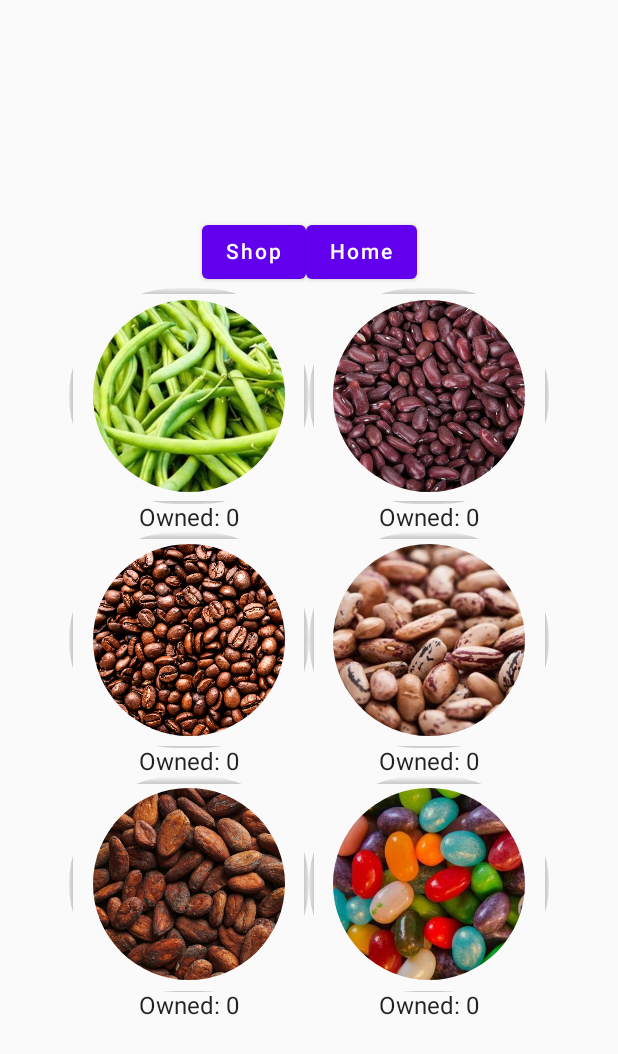
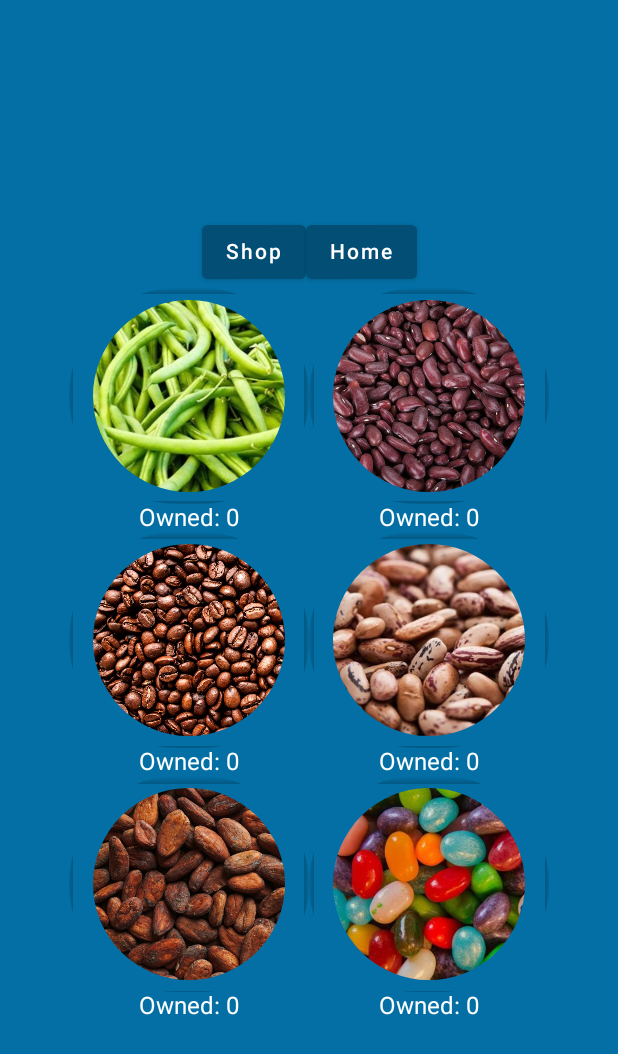
Before and after one commit to Mulhollandrl/Bean_Builder, an Android app built with Jetpack Compose: the screen it shows after launch (MainActivity), after a tap on "Shop", on a phone screen of 412 x 824 dp. Shown: the top 1054 px of the screen. Run offline under Robolectric (Android 15) with nearby library versions, the phone set to English and light mode, and no system bars; 1 other tap on this screen came first.

Commit message:
Beautified the app, and added some music.

```diff
--- a/app/src/main/java/com/mulholland/beanbuilder/MainActivity.kt
+++ b/app/src/main/java/com/mulholland/beanbuilder/MainActivity.kt
@@ -1,9 +1,11 @@
 package com.mulholland.beanbuilder
 
+import android.media.MediaPlayer
 import android.os.Bundle
 import androidx.activity.ComponentActivity
 import androidx.activity.compose.setContent
 import androidx.compose.foundation.Image
+import androidx.compose.foundation.background
 import androidx.compose.foundation.layout.*
 import androidx.compose.foundation.shape.CircleShape
 import androidx.compose.material.*
@@ -14,6 +16,7 @@ import androidx.compose.ui.Modifier
 import androidx.compose.ui.draw.clip
 import androidx.compose.ui.graphics.Color
 import androidx.compose.ui.layout.ContentScale
+import androidx.compose.ui.platform.LocalContext
 import androidx.compose.ui.res.painterResource
 import androidx.compose.ui.tooling.preview.Preview
 import androidx.compose.ui.unit.dp
@@ -36,7 +39,10 @@ class MainActivity : ComponentActivity() {
 
 @Composable
 fun BeanBuilder() {
+    var blueTheme by remember { mutableStateOf(true) }
     var showHome by remember { mutableStateOf(true) }
+
+    val shopPlayer = MediaPlayer.create(LocalContext.current, R.raw.shop)
 
     var beans : Long by rememberSaveable { mutableStateOf(0) }
 
@@ -47,64 +53,79 @@ fun BeanBuilder() {
     var chocolateBeans by rememberSaveable { mutableStateOf(0) }
     var jellyBeans by rememberSaveable { mutableStateOf(0) }
 
-    if (showHome) {
-        val updateAmount by remember { mutableStateOf((greenBeans) + (10 * kidneyBeans) + (100 * coffeeBeans) + (1000 * pintoBeans) + (10000 * chocolateBeans) + (100000 * jellyBeans))}
-
-        LaunchedEffect(key1 = true) {
+    LaunchedEffect(key1 = showHome) {
+        val updateAmount = (greenBeans) + (10 * kidneyBeans) + (100 * coffeeBeans) + (1000 * pintoBeans) + (10000 * chocolateBeans) + (100000 * jellyBeans)
         updateBeans {
             beans += updateAmount
         }
     }
 
+    BeanBuilderTheme(darkTheme = !blueTheme) {
+        if (showHome) {
             BeanScreen(
                 beanAmount = beans,
-            onContinueClicked = { showHome = false }
-        ) { beans += 1 }
+                onShopClicked = { showHome = false },
+                onThemeClicked = { blueTheme = !blueTheme},
+                onBeanIncrease = { beans += 1 }
+            )
         } else {
+            shopPlayer.start()
             Shop(
-            onContinueClicked = { showHome = true },
-            increaseGreenBeans = { fun increaseDecrease(){
-                if (beans > 10) {
+                onHomeClicked = { showHome = true },
+                increaseGreenBeans = {
+                    fun increaseDecrease() {
+                        if (beans >= 10) {
                             greenBeans += 1
                             beans -= 10
                         }
                     }
-                increaseDecrease() },
-            increaseKidneyBeans = { fun increaseDecrease(){
-                if (beans > 100) {
+                    increaseDecrease()
+                },
+                increaseKidneyBeans = {
+                    fun increaseDecrease() {
+                        if (beans >= 100) {
                             kidneyBeans += 1
                             beans -= 100
                         }
                     }
-                increaseDecrease() },
-            increaseCoffeeBeans = { fun increaseDecrease(){
-                if (beans > 1000) {
+                    increaseDecrease()
+                },
+                increaseCoffeeBeans = {
+                    fun increaseDecrease() {
+                        if (beans >= 1000) {
                             coffeeBeans += 1
                             beans -= 1000
                         }
                     }
-                increaseDecrease() },
-            increasePintoBeans = { fun increaseDecrease(){
-                if (beans > 10000) {
+                    increaseDecrease()
+                },
+                increasePintoBeans = {
+                    fun increaseDecrease() {
+                        if (beans >= 10000) {
                             pintoBeans += 1
                             beans -= 10000
                         }
                     }
-                increaseDecrease() },
-            increaseChocolateBeans = { fun increaseDecrease(){
-                if (beans > 100000) {
+                    increaseDecrease()
+                },
+                increaseChocolateBeans = {
+                    fun increaseDecrease() {
+                        if (beans >= 100000) {
                             chocolateBeans += 1
                             beans -= 100000
                         }
                     }
-                increaseDecrease() },
-            increaseJellyBeans = { fun increaseDecrease(){
-                if (beans > 1000000) {
+                    increaseDecrease()
+                },
+                increaseJellyBeans = {
+                    fun increaseDecrease() {
+                        if (beans >= 1000000) {
                             jellyBeans += 1
                             beans -= 1000000
                         }
                     }
-                increaseDecrease() },
+                    increaseDecrease()
+                },
                 greenBeans = greenBeans,
                 kidneyBeans = kidneyBeans,
                 coffeeBeans = coffeeBeans,
@@ -114,19 +135,35 @@ fun BeanBuilder() {
             )
         }
     }
+}
 
 @Composable
-fun BeanScreen(beanAmount: Long, onContinueClicked: () -> Unit, onBeanIncrease: () -> Unit) {
+fun BeanScreen(
+    beanAmount: Long, onShopClicked: () -> Unit,
+    onThemeClicked: () -> Unit,
+    onBeanIncrease: () -> Unit
+) {
+    Column(
+        horizontalAlignment = Alignment.CenterHorizontally,
+        modifier = Modifier.background(color = MaterialTheme.colors.secondary)
+    ) {
+        Button(onClick = onThemeClicked) {
+            Text(text = "Switch Theme")
+        }
+    }
+
     Column(
         horizontalAlignment = Alignment.CenterHorizontally,
         verticalArrangement = Arrangement.Center,
-        modifier = Modifier.fillMaxSize()
+        modifier = Modifier
+            .fillMaxSize()
+            .background(color = MaterialTheme.colors.secondary),
     ) {
         Row(
             verticalAlignment = Alignment.Top,
             horizontalArrangement = Arrangement.Center,
         ) {
-            Button(onClick = onContinueClicked) {
+            Button(onClick = onShopClicked) {
                 Text(text = "Shop")
             }
             Button(onClick = {}) {
@@ -150,13 +187,16 @@ fun BeanScreen(beanAmount: Long, onContinueClicked: () -> Unit, onBeanIncrease:
             )
         }
 
-        Text(text = "Beans: $beanAmount")
+        Text(
+            text = "Beans: $beanAmount",
+            color = MaterialTheme.colors.onSecondary
+        )
     }
 }
 
 @Composable
 fun Shop(
-    onContinueClicked: () -> Unit,
+    onHomeClicked: () -> Unit,
     increaseGreenBeans: () -> Unit,
     increaseKidneyBeans: () -> Unit,
     increaseCoffeeBeans: () -> Unit,
@@ -173,13 +213,15 @@ fun Shop(
     Column (
         verticalArrangement = Arrangement.Center,
         horizontalAlignment = Alignment.CenterHorizontally,
-        modifier = Modifier.fillMaxSize()
+        modifier = Modifier
+            .fillMaxSize()
+            .background(color = MaterialTheme.colors.secondary)
     ) {
         Row {
             Button(onClick = {}) {
                 Text(text = "Shop")
             }
-            Button(onClick = onContinueClicked) {
+            Button(onClick = onHomeClicked) {
                 Text(text = "Home")
             }
         }
@@ -205,7 +247,10 @@ fun Shop(
                     )
                 }
 
-                Text(text = "Owned: $greenBeans")
+                Text(
+                    text = "Owned: $greenBeans",
+                    color = MaterialTheme.colors.onSecondary
+                )
             }
 
             Column (
@@ -228,7 +273,10 @@ fun Shop(
                     )
                 }
 
-                Text(text = "Owned: $kidneyBeans")
+                Text(
+                    text = "Owned: $kidneyBeans",
+                    color = MaterialTheme.colors.onSecondary
+                )
             }
         }
 
@@ -253,7 +301,10 @@ fun Shop(
                     )
                 }
 
-                Text(text = "Owned: $coffeeBeans")
+                Text(
+                    text = "Owned: $coffeeBeans",
+                    color = MaterialTheme.colors.onSecondary
+                )
             }
 
             Column (
@@ -276,7 +327,10 @@ fun Shop(
                     )
                 }
 
-                Text(text = "Owned: $pintoBeans")
+                Text(
+                    text = "Owned: $pintoBeans",
+                    color = MaterialTheme.colors.onSecondary
+                )
             }
         }
 
@@ -301,7 +355,10 @@ fun Shop(
                     )
                 }
 
-                Text(text = "Owned: $chocolateBeans")
+                Text(
+                    text = "Owned: $chocolateBeans",
+                    color = MaterialTheme.colors.onSecondary
+                )
             }
 
             Column (
@@ -324,7 +381,10 @@ fun Shop(
                     )
                 }
 
-                Text(text = "Owned: $jellyBeans")
+                Text(
+                    text = "Owned: $jellyBeans",
+                    color = MaterialTheme.colors.onSecondary
+                )
             }
         }
     }
@@ -343,7 +403,7 @@ fun DefaultPreview() {
 @Composable
 fun ShopPreview() {
     BeanBuilderTheme {
-        Shop({}, {}, {}, {}, {}, {}, {}, 0, 0, 0, 0, 0, 0)
+        Shop({}, {}, {}, {}, {}, {}, {},0, 0, 0, 0, 0, 0)
     }
 }
 
@@ -351,7 +411,7 @@ fun ShopPreview() {
 @Composable
 fun HomePreview() {
     BeanBuilderTheme {
-        BeanScreen(0, {}) {}
+        BeanScreen(0, {}, {}) {}
     }
 }
 
--- a/app/src/main/java/com/mulholland/beanbuilder/ui/theme/Color.kt
+++ b/app/src/main/java/com/mulholland/beanbuilder/ui/theme/Color.kt
@@ -2,7 +2,7 @@ package com.mulholland.beanbuilder.ui.theme
 
 import androidx.compose.ui.graphics.Color
 
-val Purple200 = Color(0xFFBB86FC)
-val Purple500 = Color(0xFF6200EE)
-val Purple700 = Color(0xFF3700B3)
-val Teal200 = Color(0xFF03DAC5)
+val greenPrimary = Color(0xFF93DF3A)
+val greenAccent = Color(0xFF689C2A)
+val bluePrimary = Color(0xFF036FA5)
+val blueAccent = Color(0xFF024E75)
--- a/app/src/main/java/com/mulholland/beanbuilder/ui/theme/Theme.kt
+++ b/app/src/main/java/com/mulholland/beanbuilder/ui/theme/Theme.kt
@@ -1,21 +1,32 @@
 package com.mulholland.beanbuilder.ui.theme
 
+import android.annotation.SuppressLint
 import androidx.compose.foundation.isSystemInDarkTheme
 import androidx.compose.material.MaterialTheme
 import androidx.compose.material.darkColors
 import androidx.compose.material.lightColors
 import androidx.compose.runtime.Composable
+import androidx.compose.ui.graphics.Color
 
+@SuppressLint("ConflictingOnColor")
 private val DarkColorPalette = darkColors(
-    primary = Purple200,
-    primaryVariant = Purple700,
-    secondary = Teal200
+    primary = blueAccent,
+    primaryVariant = bluePrimary,
+    secondary = bluePrimary,
+    background = bluePrimary,
+    onPrimary = Color.White,
+    onSecondary = Color.White
 )
 
+@SuppressLint("ConflictingOnColor")
 private val LightColorPalette = lightColors(
-    primary = Purple500,
-    primaryVariant = Purple700,
-    secondary = Teal200
+    primary = greenAccent,
+    primaryVariant = greenPrimary,
+    secondary = greenPrimary,
+    background = greenPrimary,
+    surface = greenPrimary,
+    onPrimary = Color.White,
+    onSecondary = Color.White
 
     /* Other default colors to override
     background = Color.White,
```
Also changed, not shown: 1 other file. Lines whose indentation alone changed are shown as unchanged.
